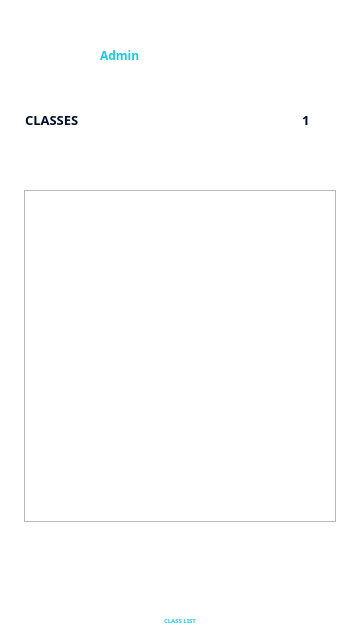
Above: admin_classes_list.ui from IamLevin40/Presence-Admin before the change. Below: the same form after it.
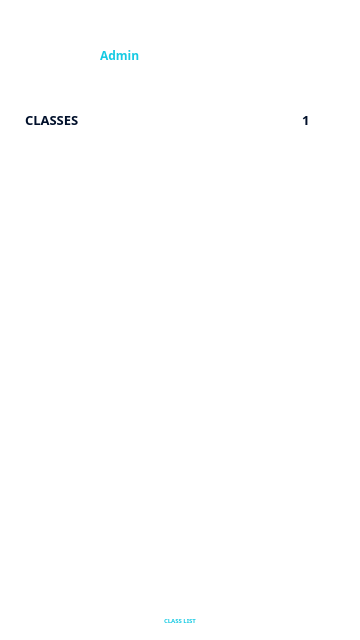
That is the form after the change. Icons and pictures are not drawn.

Diff of the .ui file:
```diff
--- a/admin_classes_list.ui
+++ b/admin_classes_list.ui
@@ -1112,57 +1112,6 @@
      </widget>
     </widget>
    </widget>
-   <widget class="QScrollArea" name="classesListArea">
-    <property name="geometry">
-     <rect>
-      <x>24</x>
-      <y>190</y>
-      <width>312</width>
-      <height>332</height>
-     </rect>
-    </property>
-    <property name="styleSheet">
-     <string notr="true"/>
-    </property>
-    <property name="widgetResizable">
-     <bool>true</bool>
-    </property>
-    <property name="alignment">
-     <set>Qt::AlignCenter</set>
-    </property>
-    <widget class="QWidget" name="contents">
-     <property name="geometry">
-      <rect>
-       <x>0</x>
-       <y>0</y>
-       <width>310</width>
-       <height>330</height>
-      </rect>
-     </property>
-     <property name="styleSheet">
-      <string notr="true">QWidget #contents {
-	background-color: #FFFFFF;
-}</string>
-     </property>
-     <layout class="QVBoxLayout" name="verticalLayout">
-      <property name="spacing">
-       <number>0</number>
-      </property>
-      <property name="leftMargin">
-       <number>0</number>
-      </property>
-      <property name="topMargin">
-       <number>0</number>
-      </property>
-      <property name="rightMargin">
-       <number>0</number>
-      </property>
-      <property name="bottomMargin">
-       <number>0</number>
-      </property>
-     </layout>
-    </widget>
-   </widget>
    <widget class="QGroupBox" name="pageGroup">
     <property name="geometry">
      <rect>
@@ -1264,6 +1213,26 @@
      </property>
     </widget>
    </widget>
+   <widget class="QGroupBox" name="classesListArea">
+    <property name="geometry">
+     <rect>
+      <x>25</x>
+      <y>190</y>
+      <width>310</width>
+      <height>330</height>
+     </rect>
+    </property>
+    <property name="styleSheet">
+     <string notr="true">QGroupBox {
+	border: 0px;
+	border-radius: 0px;
+	background: none;
+}</string>
+    </property>
+    <property name="title">
+     <string/>
+    </property>
+   </widget>
    <zorder>headerGroup</zorder>
    <zorder>titleLabel</zorder>
    <zorder>filterGroup</zorder>
```
Left out of the diff: 46 changed lines with no effect on the pictures.
